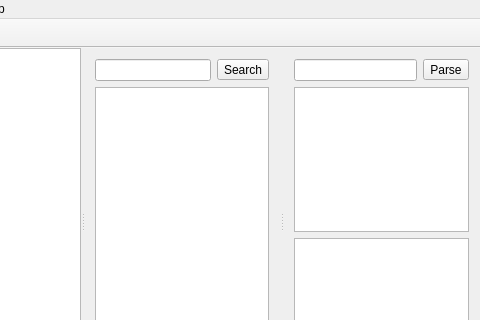
This is src/mainwindow.ui in missdeer/imchenwen as Qt 5 draws it before an edit; both pictures show x 100 to 580 and y 0 to 320 of the 580 by 416 pixel window. The edited form follows.
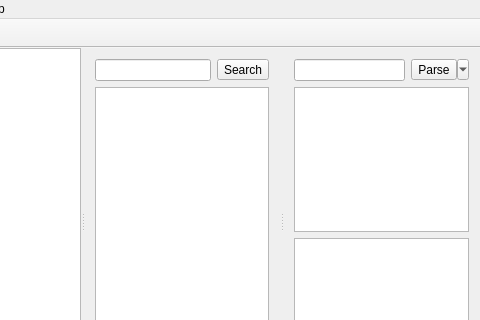
This is the edited form. Icons and pictures are not drawn.

Diff of the .ui file:
```diff
--- a/src/mainwindow.ui
+++ b/src/mainwindow.ui
@@ -120,8 +120,8 @@
               <height>24</height>
              </size>
             </property>
-            <property name="shortcut">
-             <string>Ctrl+G</string>
+            <property name="popupMode">
+             <enum>QToolButton::MenuButtonPopup</enum>
             </property>
            </widget>
           </item>
```
Left out of the diff: 31 changed lines with no effect on the pictures.
